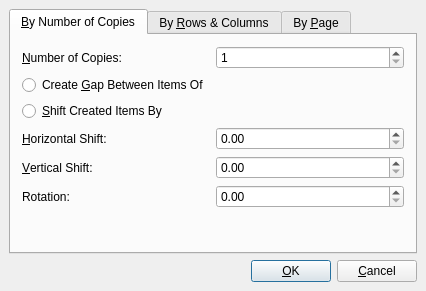
The window that scribus/ui/multipleduplicate.ui (scribusproject/scribus) describes before a commit, drawn with Qt 5.
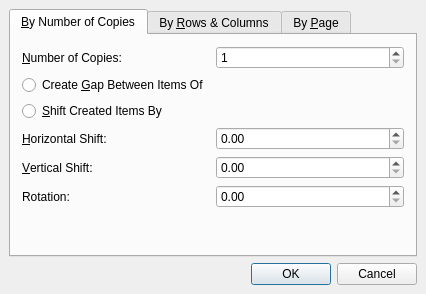
The same window after the commit. Custom widgets are drawn as their Qt base class.

Commit message: QDialogButtonBox migration: Annotations, master page dialog, move page, create range, multiple duplicate and item transform

The edit to the form file:
```diff
--- a/scribus/ui/multipleduplicate.ui
+++ b/scribus/ui/multipleduplicate.ui
@@ -10,7 +10,7 @@
     <x>0</x>
     <y>0</y>
     <width>426</width>
-    <height>291</height>
+    <height>294</height>
    </rect>
   </property>
   <property name="sizePolicy">
@@ -411,53 +411,11 @@
     </widget>
    </item>
    <item>
-    <layout class="QHBoxLayout">
-     <item>
-      <spacer>
-       <property name="orientation">
-        <enum>Qt::Horizontal</enum>
-       </property>
-       <property name="sizeType">
-        <enum>QSizePolicy::Expanding</enum>
-       </property>
-       <property name="sizeHint" stdset="0">
-        <size>
-         <width>20</width>
-         <height>20</height>
-        </size>
-       </property>
-      </spacer>
-     </item>
-     <item>
-      <widget class="QPushButton" name="buttonOk">
-       <property name="text">
-        <string>&amp;OK</string>
-       </property>
-       <property name="shortcut">
-        <string/>
-       </property>
-       <property name="autoDefault">
-        <bool>true</bool>
-       </property>
-       <property name="default">
-        <bool>true</bool>
-       </property>
-      </widget>
-     </item>
-     <item>
-      <widget class="QPushButton" name="buttonCancel">
-       <property name="text">
-        <string>&amp;Cancel</string>
-       </property>
-       <property name="shortcut">
-        <string/>
-       </property>
-       <property name="autoDefault">
-        <bool>true</bool>
-       </property>
-      </widget>
-     </item>
-    </layout>
+    <widget class="QDialogButtonBox" name="buttonBox">
+     <property name="standardButtons">
+      <set>QDialogButtonBox::Cancel|QDialogButtonBox::Ok</set>
+     </property>
+    </widget>
    </item>
   </layout>
  </widget>
```
Left out of the diff: 40 changed lines with no effect on the pictures. The commit also changes 13 other files.
